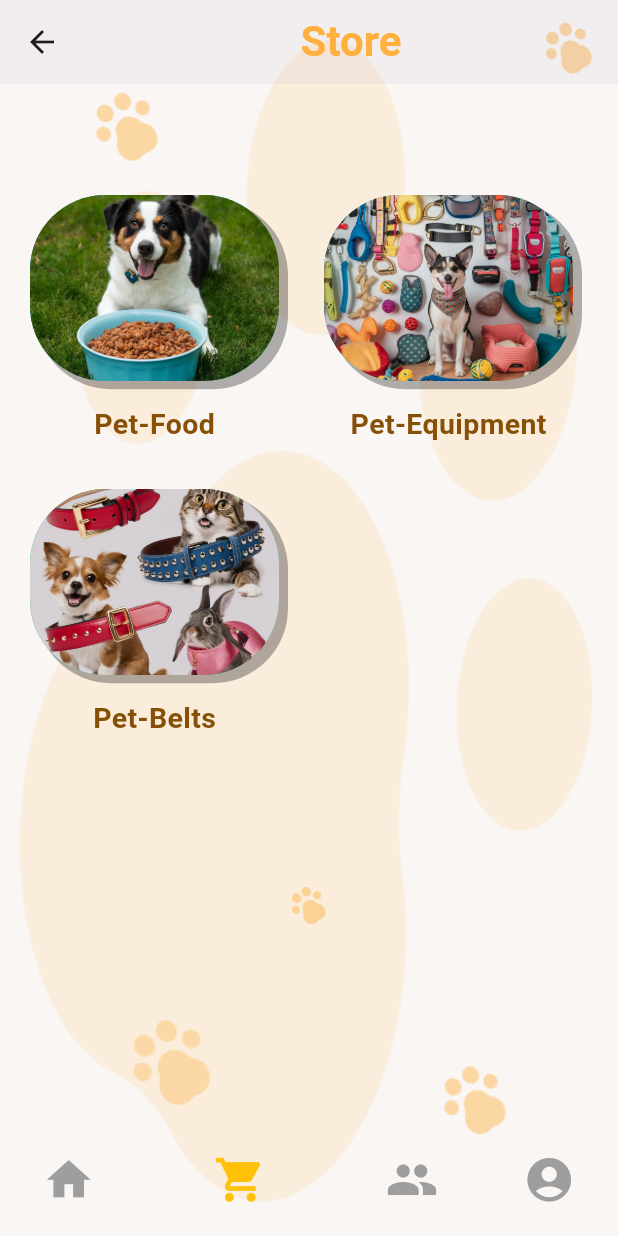
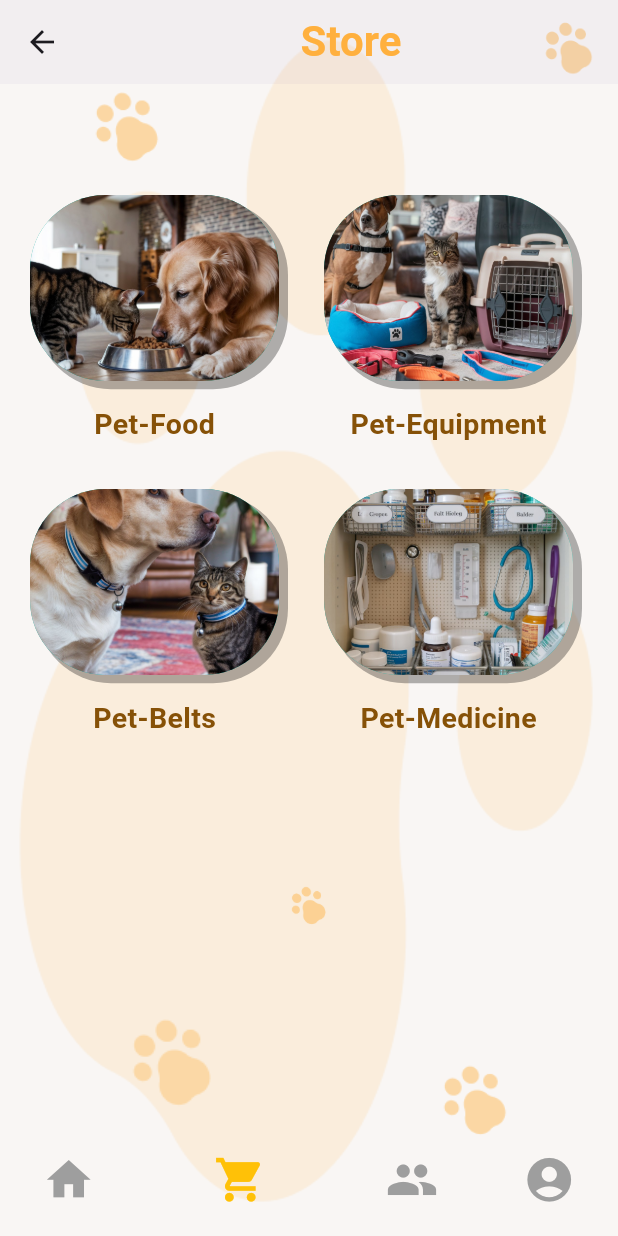
Before and after one commit to upesha56/Furry-Friends-App, a Flutter app: the StorePage screen opened directly, on a phone screen of 412 x 824 dp. Run offline on Flutter 3.47's test engine with Material 3 defaults, Android fonts, the phone set to English and light mode, and no system bars; our stand-ins replace image_picker; Roboto replaces fonts that are missing (CustomFont).

```diff
--- a/Front-End/lib/pages/comment_page.dart
+++ b/Front-End/lib/pages/comment_page.dart
@@ -20,7 +20,7 @@ class Comment extends StatelessWidget {
             "Community",
             style: TextStyle(
               fontWeight: FontWeight.bold,
-              color: Color.fromARGB(255, 3, 3, 3),
+              color: Color(0xffFFB03E),
               fontSize: 28,
               fontFamily: 'CustomFont',
             ),
@@ -129,11 +129,11 @@ class Comment extends StatelessWidget {
                               fontSize: 15, fontWeight: FontWeight.bold),
                         ),
                         const SizedBox(
-                          width: 80,
+                          width: 73,
                         ),
                         Container(
                           height: 30,
-                          width: 100,
+                          width: 90,
                           decoration: BoxDecoration(
                             borderRadius: BorderRadius.circular(90),
                             color: const Color.fromARGB(255, 249, 246, 244),
--- a/Front-End/lib/pages/store_page.dart
+++ b/Front-End/lib/pages/store_page.dart
@@ -6,9 +6,10 @@ class StorePage extends StatelessWidget {
   StorePage({super.key});
 
   final List<String> imageList = [
-    "assets/PetFood.jpeg",
-    "assets/PetEquipment.jpeg",
-    "assets/PetBelts.jpeg",
+    "assets/pet-food.jpg",
+    "assets/pet-equepment.jpg",
+    "assets/pet-collar.jpg",
+    "assets/pet-medicine.jpg"
     //"assets/image04.jpg",
   ];
 
@@ -16,6 +17,7 @@ class StorePage extends StatelessWidget {
     "Pet-Food",
     "Pet-Equipment",
     "Pet-Belts",
+    "Pet-Medicine"
     // "Pet Community",
   ];
 
@@ -152,6 +154,7 @@ class StorePage extends StatelessWidget {
                         children: [
                           Expanded(
                             child: Container(
+                              height: 300,
                               decoration: BoxDecoration(
                                 color: const Color.fromARGB(255, 31, 172, 156),
                                 borderRadius: BorderRadius.circular(50),
@@ -168,7 +171,7 @@ class StorePage extends StatelessWidget {
                                   ),
                                 ],
                               ),
-                              height: 180,
+                              // height: 250,
                             ),
                           ),
                           const SizedBox(height: 15),
--- a/Front-End/pubspec.yaml
+++ b/Front-End/pubspec.yaml
@@ -85,7 +85,10 @@ flutter:
   - assets/doglogo.png
   - assets/addaone.jpg
   - assets/addtwo.jpg
-
+  - assets/pet-food.jpg
+  - assets/pet-collar.jpg
+  - assets/pet-equepment.jpg
+  - assets/pet-medicine.jpg
   # An image asset can refer to one or more resolution-specific "variants", see
   # https://flutter.dev/assets-and-images/#resolution-aware
 
```
Also changed, not shown: Front-End/assets/pet-collar.jpg (added), Front-End/assets/pet-equepment.jpg (added), Front-End/assets/pet-food.jpg (added), Front-End/assets/pet-medicine.jpg (added).
